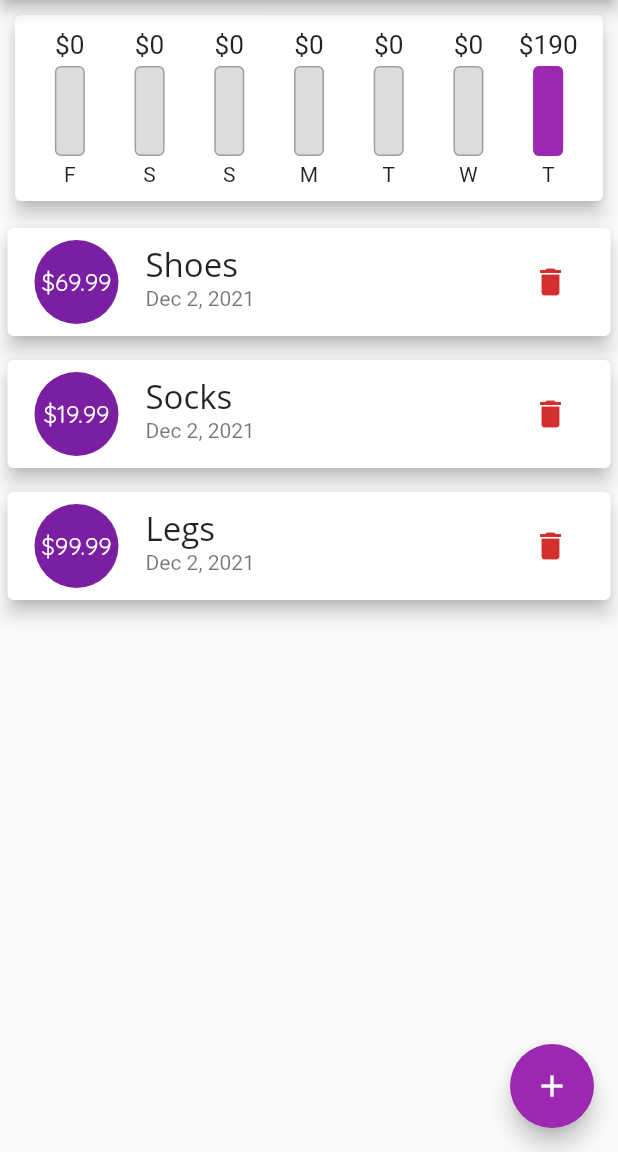
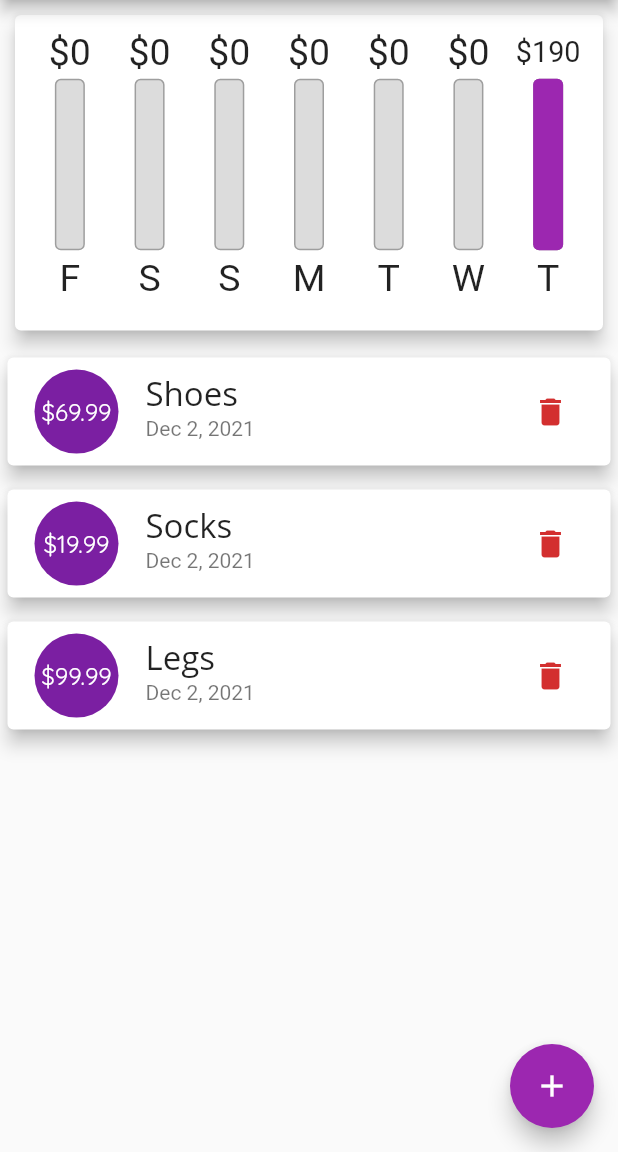
Before and after one commit to ashrhmn/flutter-try, a Flutter app: the screen it shows after launch, on a phone screen of 412 x 824 dp, the part 84-1236 px from its top. Run offline on Flutter 3.47's test engine with Material 2 defaults, Android fonts, the phone set to English and light mode, and no system bars.

Commit message:
Set dynamic height and layout builder to charts

```diff
--- a/lib/main.dart
+++ b/lib/main.dart
@@ -85,8 +85,7 @@ class ExpenseAppState extends State<ExpenseApp> {
 
   @override
   Widget build(BuildContext context) {
-    return Scaffold(
-      appBar: AppBar(
+    final appBar = AppBar(
       title: const Text('Expenses'),
       actions: [
         IconButton(
@@ -94,14 +93,28 @@ class ExpenseAppState extends State<ExpenseApp> {
           icon: const Icon(Icons.add),
         ),
       ],
-      ),
+    );
+    return Scaffold(
+      appBar: appBar,
       body: SingleChildScrollView(
         child: Column(
           children: <Widget>[
-            Chart(_recentTransactions),
-            TransactionList(
+            SizedBox(
+              child: Chart(_recentTransactions),
+              height: (MediaQuery.of(context).size.height -
+                      appBar.preferredSize.height -
+                      MediaQuery.of(context).padding.top) *
+                  0.3,
+            ),
+            SizedBox(
+              height: (MediaQuery.of(context).size.height -
+                      appBar.preferredSize.height -
+                      MediaQuery.of(context).padding.top) *
+                  0.7,
+              child: TransactionList(
                 userTransactions: _userTransactions,
                 deleteTransaction: deleteTransaction,
+              ),
             )
           ],
         ),
--- a/lib/widgets/chart_bar.dart
+++ b/lib/widgets/chart_bar.dart
@@ -10,10 +10,12 @@ class ChartBar extends StatelessWidget {
 
   @override
   Widget build(BuildContext context) {
+    return LayoutBuilder(
+      builder: (context, constraints) {
         return Column(
           children: [
             SizedBox(
-          height: 20,
+              height: constraints.maxHeight * 0.15,
               child: FittedBox(
                 child: Text('\$${spentAmount.toStringAsFixed(0)}'),
               ),
@@ -22,14 +24,17 @@ class ChartBar extends StatelessWidget {
               height: 4,
             ),
             SizedBox(
-          height: 60,
+              height: constraints.maxHeight * 0.6,
               width: 20,
               child: Stack(
                 alignment: Alignment.bottomCenter,
                 children: [
                   Container(
                     decoration: BoxDecoration(
-                  border: Border.all(color: Colors.grey, width: 1.0),
+                      border: Border.all(
+                        color: Colors.grey,
+                        width: 1.0,
+                      ),
                       color: const Color.fromRGBO(220, 220, 220, 1),
                       borderRadius: BorderRadius.circular(4),
                     ),
@@ -49,8 +54,15 @@ class ChartBar extends StatelessWidget {
             const SizedBox(
               height: 4,
             ),
-        Text(label)
+            SizedBox(
+              height: constraints.maxHeight * 0.15,
+              child: FittedBox(
+                child: Text(label),
+              ),
+            )
           ],
+        );
+      },
     );
   }
 }
--- a/lib/widgets/transaction_list.dart
+++ b/lib/widgets/transaction_list.dart
@@ -34,7 +34,7 @@ class TransactionList extends StatelessWidget {
             ],
           )
         : SizedBox(
-            height: 500,
+            // height: 500,
             child: ListView.builder(
               itemBuilder: (ctx, index) {
                 return TransactionItem(
```
Also changed, not shown: pubspec.lock. Lines whose indentation alone changed are shown as unchanged.
